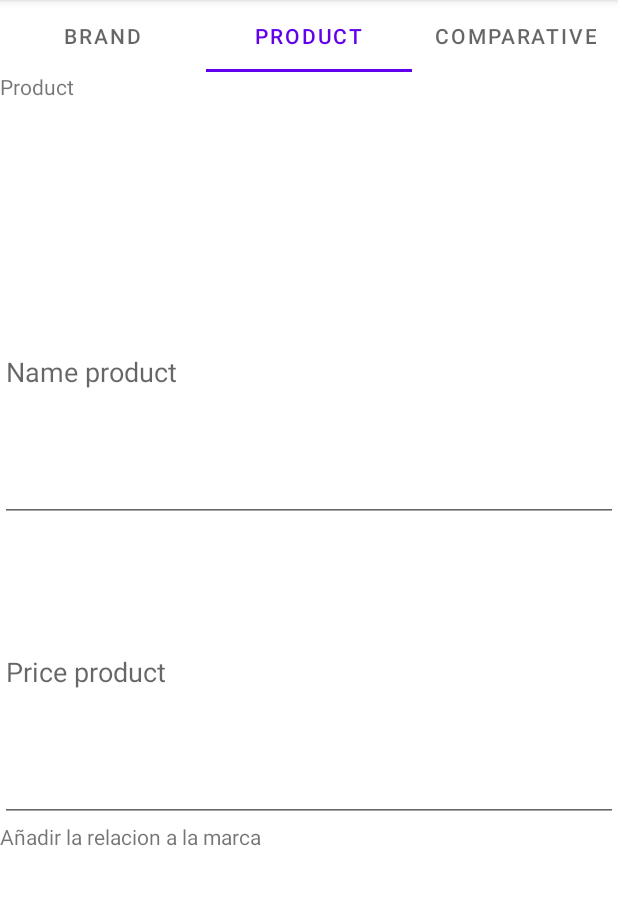
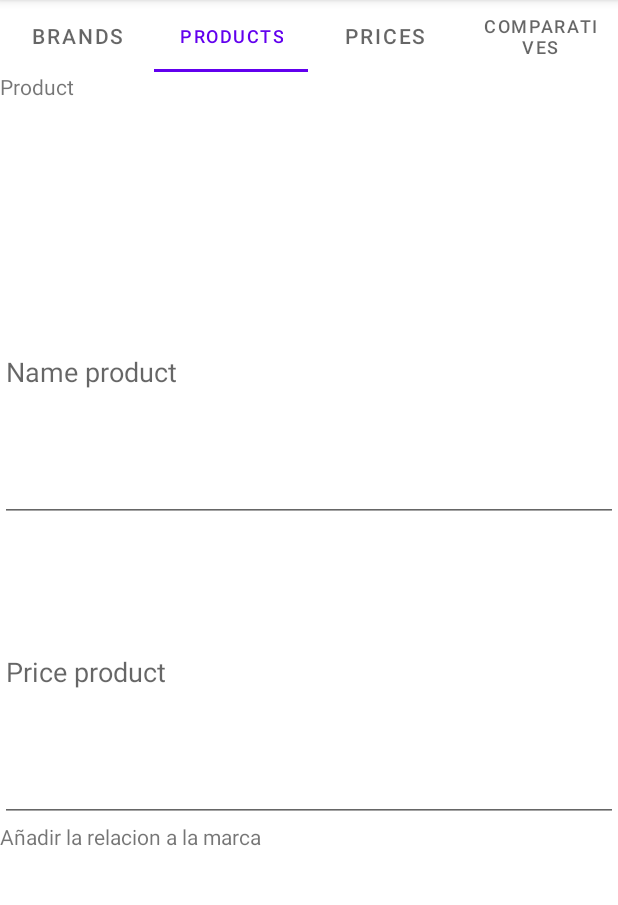
Before and after one commit to Josuepma/PM_Equipo_04, an Android app: the screen it shows after launch (MainActivity), tab 2 chosen, on a phone screen of 412 x 824 dp, the part 84-989 px from its top. Run offline under Robolectric (Android 15) with nearby library versions, the phone set to English and light mode, and no system bars.

Commit message:
New prices tab added

```diff
--- a/app/src/main/java/com/upv/pm_2022/iti_27856_equipo_04/MainActivity.java
+++ b/app/src/main/java/com/upv/pm_2022/iti_27856_equipo_04/MainActivity.java
@@ -33,7 +33,7 @@ public class MainActivity extends AppCompatActivity {
         ViewPagerAdapter adapter = new ViewPagerAdapter(getSupportFragmentManager(), getLifecycle());
         viewPager2.setAdapter(adapter);
 
-        String[] tabs = new String[]{"Brand","Product","Comparative"};
+        String[] tabs = new String[]{"Brands","Products","Prices","Comparatives"};
         new TabLayoutMediator(tabLayout, viewPager2,
                 (tab, position) -> tab.setText(tabs[position])
         ).attach();
--- a/app/src/main/java/com/upv/pm_2022/iti_27856_equipo_04/ViewPagerAdapter.java
+++ b/app/src/main/java/com/upv/pm_2022/iti_27856_equipo_04/ViewPagerAdapter.java
@@ -8,7 +8,7 @@ import androidx.viewpager2.adapter.FragmentStateAdapter;
 
 public class ViewPagerAdapter extends FragmentStateAdapter {
 
-    private final int NUM_TABS = 3;
+    private final int NUM_TABS = 4;
 
     public ViewPagerAdapter(@NonNull FragmentManager fragmentManager, @NonNull Lifecycle lifecycle) {
         super(fragmentManager,lifecycle);
@@ -20,6 +20,8 @@ public class ViewPagerAdapter extends FragmentStateAdapter {
         if (position == 1)
             return new ProductFragment();
         if (position == 2)
+            return new StoreFragment();
+        if (position == 3)
             return new ComparativeFragment();
         return new BrandFragment();
     }
```
